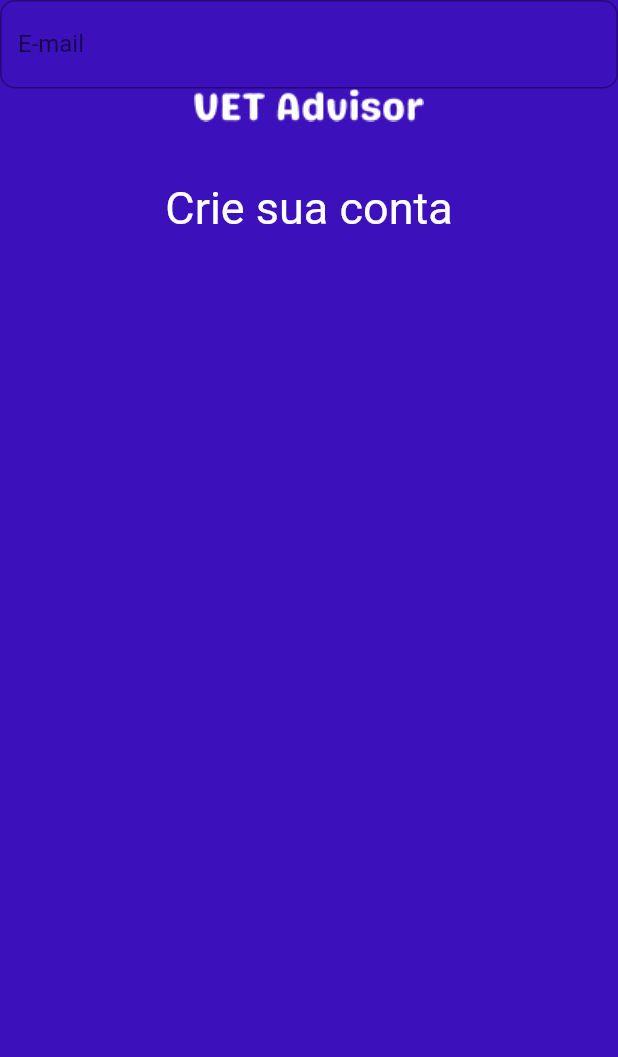
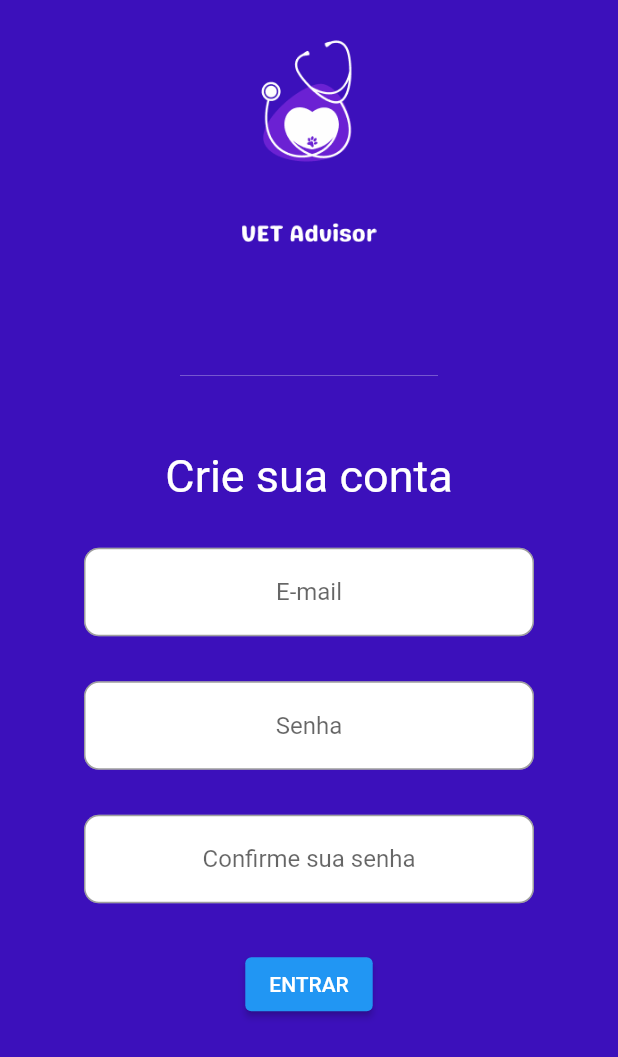
Before and after one commit to jessicasouza22/veadvisor, a Flutter app: the screen it shows after launch, on a phone screen of 412 x 824 dp. Shown: the top 1057 px of the screen. Run offline on Flutter 3.47's test engine with Material 2 defaults, Android fonts, the phone set to English and light mode, and no system bars.

Commit message:
- Recuperação do código perdido.

```diff
--- a/lib/main.dart
+++ b/lib/main.dart
@@ -18,60 +18,166 @@ class _MyAppState extends State<MyApp> {
       home: Scaffold(
         backgroundColor: Color(0xFF3C10BB),
         body: SafeArea(
-        //  Center(
-           //     child: Image(
-               //   image: AssetImage('imagens/logo1.png'),
-               // ),
-              //),
+          child: Column(
+            children: [
 
-           child: Column(
+              Padding(
+                  padding: const EdgeInsets.all(10.0)),
+              Center(child:
+              Container(
+                padding: EdgeInsets.only(top:0.1, bottom: 0.1),
+                height: 90,
+                width: 90,
+                //color: Colors.greenAccent,
+                child: Image(
+                  image: AssetImage('imagens/logo1.png'),
 
-          children:[
-              TextField(
-
-                obscureText: true,
-                decoration: InputDecoration(
-                  fillColor: Colors.white,
-                  border: OutlineInputBorder(
-                    borderRadius: BorderRadius.circular(10.0),
-                    borderSide: BorderSide(
-                      color: Color(0xFF3C10BB),
-                      width: 1.0,
-                    ),
-                  ),
-                  labelText: 'E-mail',
-//contentPadding: EdgeInsets.all(50),
                 ),
               ),
+              ),
 
-              Center(
+              Container(
+                padding: EdgeInsets.only(top:0.1, bottom: 0.1),
+                height: 90,
+                width: 90,
                 child: Image(
                   image: AssetImage('imagens/logo2.png'),
                 ),
               ),
-              Padding(
-                  padding: EdgeInsets.fromLTRB(50, 20, 50, 20),
+              Container(
+                  padding: EdgeInsets.only(top:0.1, bottom: 0.1),
+                  child: Divider(
+
+                    height: 100,
+                    color: Colors.white,
+                    thickness: 0.2,
+                    indent: 120,
+                    endIndent: 120,
+
+
+                  )
               ),
+
+
+
+
               const Text(
-                  'Crie sua conta',
+                'Crie sua conta',
                 style: TextStyle(
                     fontSize: 30.0,
                     color: Colors.white
                 ),
-
               ),
 
-             Padding(
-                 padding: const EdgeInsets.all(15.0)),
+
+              Padding(
+                  padding: const EdgeInsets.all(15.0)),
+              //codigo para o textFiel de email
+              Container(
+                width: 300,
+                decoration: const BoxDecoration(
+                  color: Colors.white,
+                  borderRadius: BorderRadius.all(Radius.circular(10)),
+                ),
+
+                child: TextFormField(
+
+
+                  obscureText: true,
+                  textAlign: TextAlign.center,
+                  decoration: InputDecoration(
+                    //fillColor: Colors.orange,
+                    border: OutlineInputBorder(
+                      borderRadius: BorderRadius.circular(10.0),
+                      borderSide: const BorderSide(
+                        color: Color(0xFF3C10BB),
+                        width: 1.0,
+                      ),
+                    ),
+                    hintText: 'E-mail',
+                  ),
+                ),
+              ),
+              Padding(
+                  padding: const EdgeInsets.all(15.0)),
+              // codigo textField senha
+              Container(
+                width: 300,
+
+                decoration: const BoxDecoration(
+                  color: Colors.white,
+                  borderRadius: BorderRadius.all(Radius.circular(10)),
+                ),
+
+                child: TextFormField(
+
+
+                  obscureText: true,
+                  textAlign: TextAlign.center,
+                  decoration: InputDecoration(
+                    //fillColor: Colors.orange,
+                    border: OutlineInputBorder(
+                      borderRadius: BorderRadius.circular(10.0),
+                      borderSide: const BorderSide(
+                        color: Color(0xFF3C10BB),
+                        width: 1.0,
+                      ),
+                    ),
+                    hintText: 'Senha',
+                  ),
+                ),
+              ),
+              Padding(
+                  padding: const EdgeInsets.all(15.0)),
+              //codigo do textField confirme a senha
+
+              Container(
+                width: 300,
+                decoration: const BoxDecoration(
+                  color: Colors.white,
+                  borderRadius: BorderRadius.all(Radius.circular(10)),
+                ),
+
+                child: TextFormField(
+
+
+                  obscureText: true,
+                  textAlign: TextAlign.center,
+                  decoration: InputDecoration(
+                    //fillColor: Colors.orange,
+                    border: OutlineInputBorder(
+                      borderRadius: BorderRadius.circular(10.0),
+                      borderSide: const BorderSide(
+                        color: Color(0xFF3C10BB),
+                        width: 1.0,
+                      ),
+                    ),
+                    hintText: 'Confirme sua senha',
+                  ),
+                ),
+              ),
+
+
+              Padding(
+                  padding: const EdgeInsets.all(15.0)),
+
+
+              ElevatedButton(
+
+
+
+                  onPressed: () {},
+                  child: Text('ENTRAR')),
+
+
 
 
             ],
 
-            ),
           ),
+        ),
 
-        ),
-      );
+      ),);
 
   }
 }
```
Also changed, not shown: Screenshot_20230227_222440.png (added).
